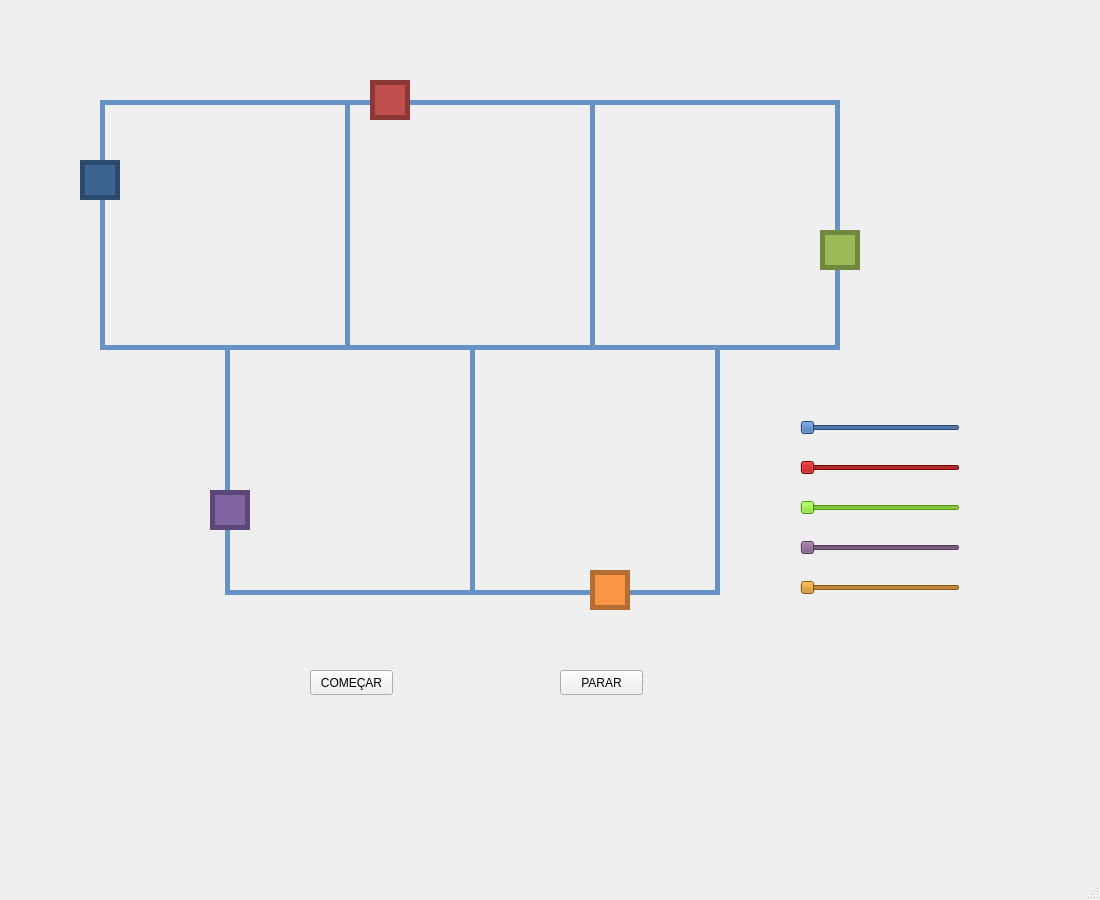
Qt form SO-2_1-Trem/mainwindow.ui (frigorg/SO-2.1) before a commit.
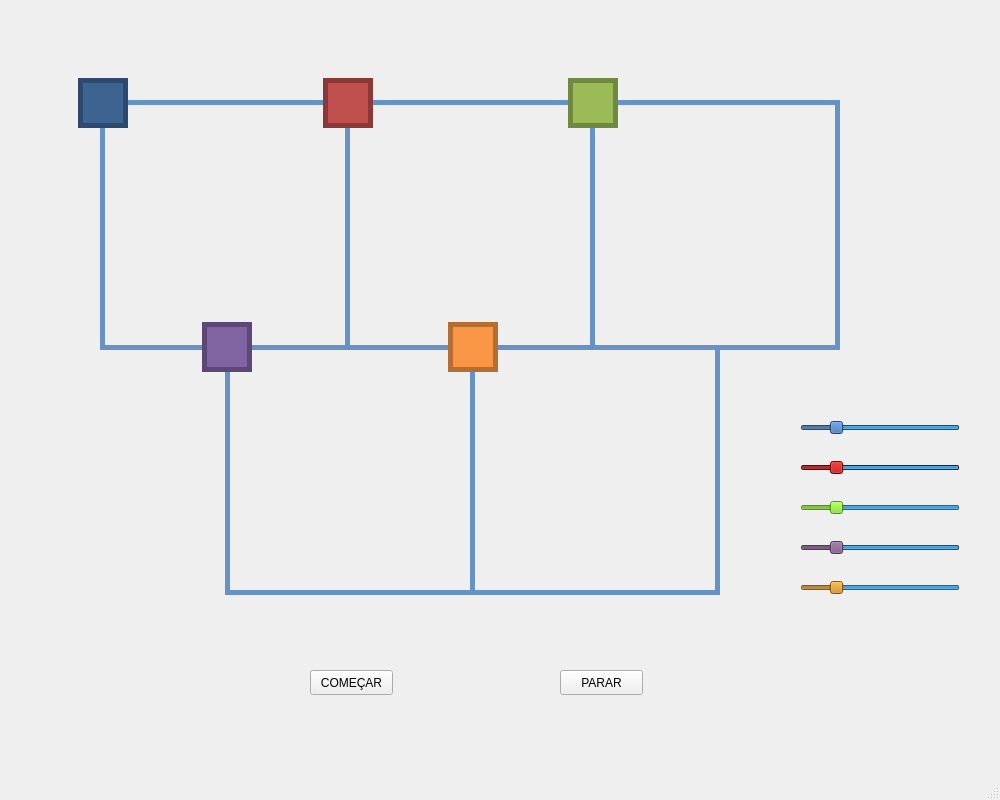
The same form after that commit.

The edit to the form file:
```diff
--- a/SO-2_1-Trem/mainwindow.ui
+++ b/SO-2_1-Trem/mainwindow.ui
@@ -6,8 +6,8 @@
    <rect>
     <x>0</x>
     <y>0</y>
-    <width>1100</width>
-    <height>900</height>
+    <width>1000</width>
+    <height>800</height>
    </rect>
   </property>
   <property name="windowTitle">
@@ -604,6 +604,24 @@
       </disabled>
      </palette>
     </property>
+    <property name="layoutDirection">
+     <enum>Qt::RightToLeft</enum>
+    </property>
+    <property name="minimum">
+     <number>1</number>
+    </property>
+    <property name="maximum">
+     <number>5000</number>
+    </property>
+    <property name="singleStep">
+     <number>20</number>
+    </property>
+    <property name="pageStep">
+     <number>20</number>
+    </property>
+    <property name="value">
+     <number>4000</number>
+    </property>
     <property name="orientation">
      <enum>Qt::Horizontal</enum>
     </property>
@@ -1059,6 +1077,24 @@
       </disabled>
      </palette>
     </property>
+    <property name="layoutDirection">
+     <enum>Qt::RightToLeft</enum>
+    </property>
+    <property name="minimum">
+     <number>1</number>
+    </property>
+    <property name="maximum">
+     <number>5000</number>
+    </property>
+    <property name="singleStep">
+     <number>20</number>
+    </property>
+    <property name="pageStep">
+     <number>20</number>
+    </property>
+    <property name="value">
+     <number>4000</number>
+    </property>
     <property name="orientation">
      <enum>Qt::Horizontal</enum>
     </property>
@@ -1514,6 +1550,24 @@
       </disabled>
      </palette>
     </property>
+    <property name="layoutDirection">
+     <enum>Qt::RightToLeft</enum>
+    </property>
+    <property name="minimum">
+     <number>1</number>
+    </property>
+    <property name="maximum">
+     <number>5000</number>
+    </property>
+    <property name="singleStep">
+     <number>20</number>
+    </property>
+    <property name="pageStep">
+     <number>20</number>
+    </property>
+    <property name="value">
+     <number>4000</number>
+    </property>
     <property name="orientation">
      <enum>Qt::Horizontal</enum>
     </property>
@@ -1969,6 +2023,24 @@
       </disabled>
      </palette>
     </property>
+    <property name="layoutDirection">
+     <enum>Qt::RightToLeft</enum>
+    </property>
+    <property name="minimum">
+     <number>1</number>
+    </property>
+    <property name="maximum">
+     <number>5000</number>
+    </property>
+    <property name="singleStep">
+     <number>20</number>
+    </property>
+    <property name="pageStep">
+     <number>20</number>
+    </property>
+    <property name="value">
+     <number>4000</number>
+    </property>
     <property name="orientation">
      <enum>Qt::Horizontal</enum>
     </property>
@@ -2424,9 +2496,27 @@
       </disabled>
      </palette>
     </property>
+    <property name="layoutDirection">
+     <enum>Qt::RightToLeft</enum>
+    </property>
     <property name="styleSheet">
      <string notr="true"/>
     </property>
+    <property name="minimum">
+     <number>1</number>
+    </property>
+    <property name="maximum">
+     <number>5000</number>
+    </property>
+    <property name="singleStep">
+     <number>20</number>
+    </property>
+    <property name="pageStep">
+     <number>20</number>
+    </property>
+    <property name="value">
+     <number>4000</number>
+    </property>
     <property name="orientation">
      <enum>Qt::Horizontal</enum>
     </property>
@@ -2434,10 +2524,10 @@
    <widget class="QFrame" name="trem1">
     <property name="geometry">
      <rect>
-      <x>80</x>
-      <y>160</y>
-      <width>40</width>
-      <height>40</height>
+      <x>78</x>
+      <y>78</y>
+      <width>50</width>
+      <height>50</height>
      </rect>
     </property>
     <property name="styleSheet">
@@ -2453,10 +2543,10 @@
    <widget class="QFrame" name="trem1_3">
     <property name="geometry">
      <rect>
-      <x>820</x>
-      <y>230</y>
-      <width>40</width>
-      <height>40</height>
+      <x>568</x>
+      <y>78</y>
+      <width>50</width>
+      <height>50</height>
      </rect>
     </property>
     <property name="styleSheet">
@@ -2472,10 +2562,10 @@
    <widget class="QFrame" name="trem1_4">
     <property name="geometry">
      <rect>
-      <x>210</x>
-      <y>490</y>
-      <width>40</width>
-      <height>40</height>
+      <x>202</x>
+      <y>322</y>
+      <width>50</width>
+      <height>50</height>
      </rect>
     </property>
     <property name="styleSheet">
@@ -2491,10 +2581,10 @@
    <widget class="QFrame" name="trem1_5">
     <property name="geometry">
      <rect>
-      <x>590</x>
-      <y>570</y>
-      <width>40</width>
-      <height>40</height>
+      <x>448</x>
+      <y>322</y>
+      <width>50</width>
+      <height>50</height>
      </rect>
     </property>
     <property name="styleSheet">
@@ -2510,10 +2600,10 @@
    <widget class="QFrame" name="trem1_2">
     <property name="geometry">
      <rect>
-      <x>370</x>
-      <y>80</y>
-      <width>40</width>
-      <height>40</height>
+      <x>323</x>
+      <y>78</y>
+      <width>50</width>
+      <height>50</height>
      </rect>
     </property>
     <property name="styleSheet">
```
Left out of the diff: 17 changed lines with no effect on the pictures.
